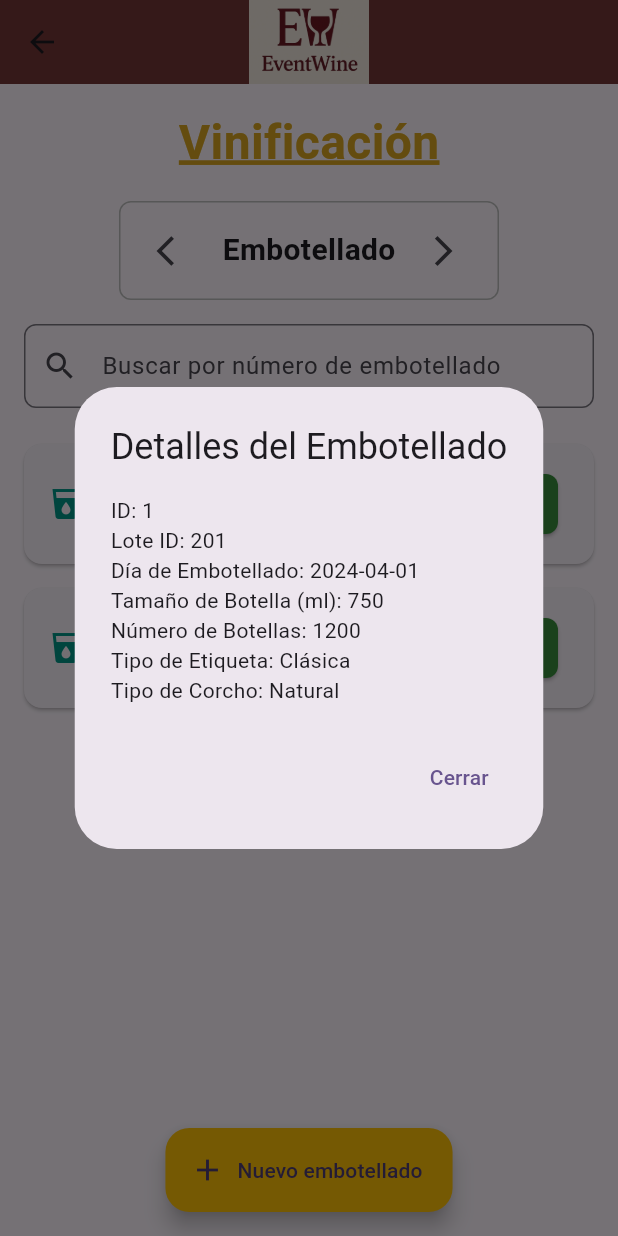
After one commit to EventWine/EventWine-App, a Flutter app: the EmbotelladoPage screen opened by its route, after a tap on "Detalles >>", on a phone screen of 412 x 824 dp. The commit adds this screen. Run offline on Flutter 3.47's test engine with Material 3 defaults, Android fonts, the phone set to English and light mode, and no system bars; our stand-ins replace shared_preferences; accounts and stored records are empty.

Commit message:
feat: added bottling page

```diff
--- /dev/null
+++ b/lib/feature/embotellado/data/remote/embotellado_model.dart
@@ -0,0 +1,19 @@
+class Embotellado {
+  final int id;
+  final int loteId;
+  final String diaEmbotellado;
+  final int tamanoBotella;
+  final int numeroBotellas;
+  final String tipoEtiqueta;
+  final String tipoCorcho;
+
+  Embotellado({
+    required this.id,
+    required this.loteId,
+    required this.diaEmbotellado,
+    required this.tamanoBotella,
+    required this.numeroBotellas,
+    required this.tipoEtiqueta,
+    required this.tipoCorcho,
+  });
+}
--- /dev/null
+++ b/lib/feature/embotellado/data/remote/embotellado_service.dart
@@ -0,0 +1,26 @@
+import 'package:eventwine/feature/embotellado/data/remote/embotellado_model.dart';
+
+class EmbotelladoService {
+  List<Embotellado> obtenerEmbotellados() {
+    return [
+      Embotellado(
+        id: 1,
+        loteId: 201,
+        diaEmbotellado: '2024-04-01',
+        tamanoBotella: 750,
+        numeroBotellas: 1200,
+        tipoEtiqueta: 'Clásica',
+        tipoCorcho: 'Natural',
+      ),
+      Embotellado(
+        id: 2,
+        loteId: 202,
+        diaEmbotellado: '2024-05-01',
+        tamanoBotella: 500,
+        numeroBotellas: 800,
+        tipoEtiqueta: 'Moderna',
+        tipoCorcho: 'Sintético',
+      ),
+    ];
+  }
+}
--- /dev/null
+++ b/lib/feature/embotellado/presentation/pages/embotellado_page.dart
@@ -0,0 +1,193 @@
+import 'package:flutter/material.dart';
+import 'package:eventwine/feature/embotellado/data/remote/embotellado_service.dart';
+import 'package:eventwine/feature/embotellado/data/remote/embotellado_model.dart';
+
+class EmbotelladoPage extends StatefulWidget {
+  @override
+  _EmbotelladoPageState createState() => _EmbotelladoPageState();
+}
+
+class _EmbotelladoPageState extends State<EmbotelladoPage> {
+  final EmbotelladoService embotelladoService = EmbotelladoService();
+  List<Embotellado> embotellados = [];
+  List<Embotellado> embotelladosFiltrados = [];
+  TextEditingController searchController = TextEditingController();
+
+  @override
+  void initState() {
+    super.initState();
+    embotellados = embotelladoService.obtenerEmbotellados();
+    embotelladosFiltrados = embotellados;
+  }
+
+  void filtrarEmbotellados(String query) {
+    final resultados = embotellados.where((embotellado) {
+      return embotellado.id.toString().contains(query);
+    }).toList();
+
+    setState(() {
+      embotelladosFiltrados = resultados;
+    });
+  }
+
+  @override
+  Widget build(BuildContext context) {
+    return Scaffold(
+      appBar: AppBar(
+        backgroundColor: const Color(0xFF743636),
+        elevation: 0,
+        centerTitle: true,
+        title: SizedBox(
+          height: 80,
+          child: Image.asset(
+            'assets/logo_eventwine.jpg',
+            fit: BoxFit.fitHeight,
+          ),
+        ),
+      ),
+      body: Padding(
+        padding: const EdgeInsets.all(16.0),
+        child: Column(
+          children: [
+            // Título principal
+            Column(
+              crossAxisAlignment: CrossAxisAlignment.start,
+              children: [
+                Text(
+                  'Vinificación',
+                  style: TextStyle(
+                    fontSize: 32,
+                    fontWeight: FontWeight.bold,
+                    color: Color(0xFFDAA520),
+                    decoration: TextDecoration.underline,
+                    decorationColor: Color(0xFFDAA520),
+                    decorationThickness: 2,
+                  ),
+                ),
+                const SizedBox(height: 16),
+              ],
+            ),
+
+            // Sección "Embotellado" con flechas
+            Container(
+              padding: const EdgeInsets.symmetric(horizontal: 12, vertical: 8),
+              decoration: BoxDecoration(
+                borderRadius: BorderRadius.circular(8),
+                border: Border.all(color: Colors.grey.shade400),
+              ),
+              child: Row(
+                mainAxisSize: MainAxisSize.min,
+                children: [
+                  IconButton(
+                    icon: const Icon(Icons.arrow_back_ios),
+                    onPressed: () {
+                      // Acción para página anterior
+                    },
+                  ),
+                  const SizedBox(width: 8),
+                  const Text(
+                    'Embotellado',
+                    style: TextStyle(
+                      fontSize: 20,
+                      fontWeight: FontWeight.w600,
+                    ),
+                  ),
+                  const SizedBox(width: 8),
+                  IconButton(
+                    icon: const Icon(Icons.arrow_forward_ios),
+                    onPressed: () {
+                      // Acción para página siguiente
+                    },
+                  ),
+                ],
+              ),
+            ),
+
+            const SizedBox(height: 16),
+
+            // Barra de búsqueda
+            TextField(
+              controller: searchController,
+              decoration: InputDecoration(
+                hintText: 'Buscar por número de embotellado',
+                prefixIcon: Icon(Icons.search),
+                border: OutlineInputBorder(
+                  borderRadius: BorderRadius.circular(8),
+                ),
+              ),
+              onChanged: filtrarEmbotellados,
+            ),
+
+            const SizedBox(height: 16),
+
+            // Lista de embotellados
+            Expanded(
+              child: ListView.builder(
+                itemCount: embotelladosFiltrados.length,
+                itemBuilder: (context, index) {
+                  final embotellado = embotelladosFiltrados[index];
+                  return Card(
+                    margin: const EdgeInsets.symmetric(vertical: 8),
+                    child: ListTile(
+                      leading: const Icon(Icons.local_drink, color: Colors.teal),
+                      title: Text('Embotellado #${embotellado.id}'),
+                      subtitle: Text('Día: ${embotellado.diaEmbotellado} | Botellas: ${embotellado.numeroBotellas}'),
+                      trailing: ElevatedButton(
+                        style: ElevatedButton.styleFrom(
+                          backgroundColor: Colors.green.shade700,
+                          shape: RoundedRectangleBorder(
+                            borderRadius: BorderRadius.circular(8),
+                          ),
+                        ),
+                        child: const Text(
+                          'Detalles >>',
+                          style: TextStyle(color: Colors.white),
+                        ),
+                        onPressed: () {
+                          showDialog(
+                            context: context,
+                            builder: (context) => AlertDialog(
+                              title: const Text('Detalles del Embotellado'),
+                              content: Column(
+                                mainAxisSize: MainAxisSize.min,
+                                crossAxisAlignment: CrossAxisAlignment.start,
+                                children: [
+                                  Text('ID: ${embotellado.id}'),
+                                  Text('Lote ID: ${embotellado.loteId}'),
+                                  Text('Día de Embotellado: ${embotellado.diaEmbotellado}'),
+                                  Text('Tamaño de Botella (ml): ${embotellado.tamanoBotella}'),
+                                  Text('Número de Botellas: ${embotellado.numeroBotellas}'),
+                                  Text('Tipo de Etiqueta: ${embotellado.tipoEtiqueta}'),
+                                  Text('Tipo de Corcho: ${embotellado.tipoCorcho}'),
+                                ],
+                              ),
+                              actions: [
+                                TextButton(
+                                  child: const Text('Cerrar'),
+                                  onPressed: () => Navigator.pop(context),
+                                ),
+                              ],
+                            ),
+                          );
+                        },
+                      ),
+                    ),
+                  );
+                },
+              ),
+            ),
+          ],
+        ),
+      ),
+      floatingActionButtonLocation: FloatingActionButtonLocation.centerFloat,
+      floatingActionButton: FloatingActionButton.extended(
+        backgroundColor: Colors.amber,
+        onPressed: () {
+          // Acción para nuevo embotellado
+        },
+        label: const Text('Nuevo embotellado'),
+        icon: const Icon(Icons.add),
+      ),
+    );
+  }
+}
--- a/lib/main.dart
+++ b/lib/main.dart
@@ -8,6 +8,7 @@ import 'package:eventwine/feature/fermentacion/presentation/pages/fermentacion_p
 import 'package:eventwine/feature/clarificacion/presentation/pages/clarificacion_page.dart';
 import 'package:eventwine/feature/prensado/presentation/pages/prensado_page.dart';
 import 'package:eventwine/feature/anejo/presentation/pages/anejo_page.dart';
+import 'package:eventwine/feature/embotellado/presentation/pages/embotellado_page.dart';
 
 void main() {
   runApp(const MyApp());
@@ -35,6 +36,7 @@ class MyApp extends StatelessWidget {
         '/clarificacion': (context) => ClarificacionPage(),
         '/prensado': (context) => PrensadoPage(),
         '/anejo': (context) => AnejoPage(),
+        '/embotellado': (context) => EmbotelladoPage(),
       },
     );
   }
```
